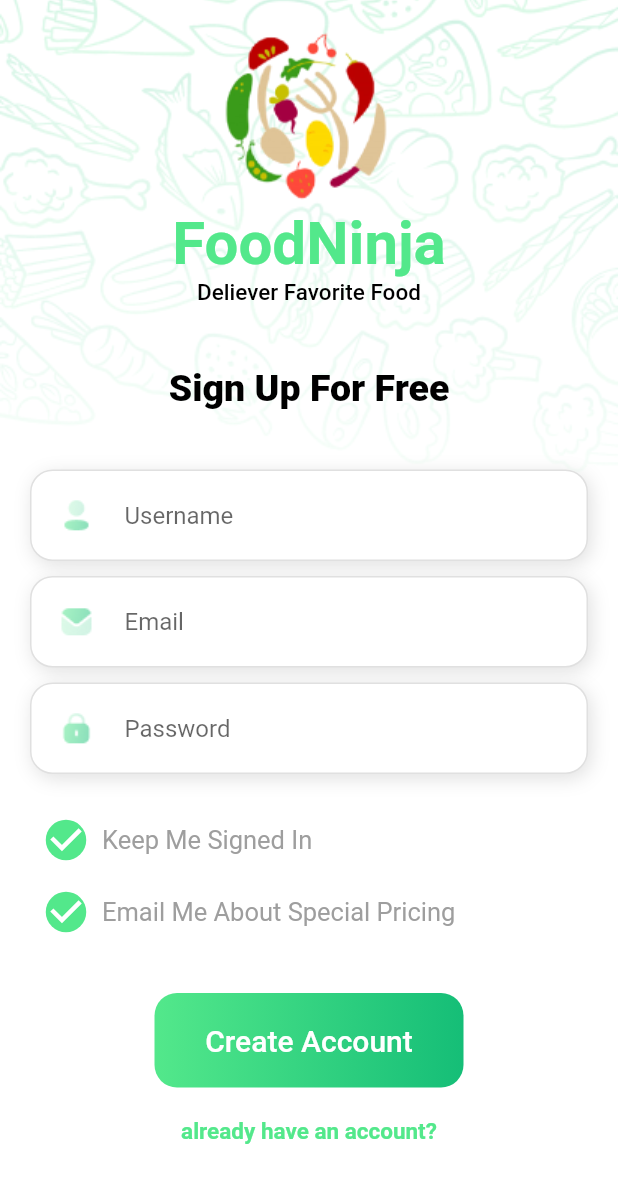
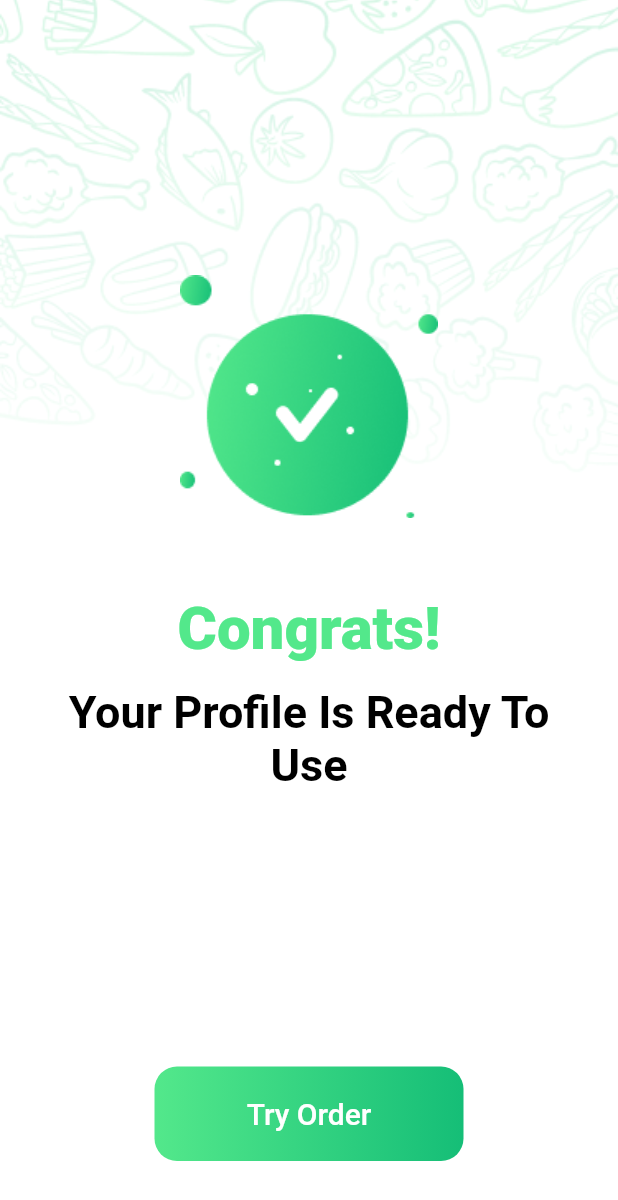
Before and after one commit to fidelity2851/Food_App, a Flutter app: the RegisterScreen screen opened directly, after a tap on "Create Account", on a phone screen of 412 x 824 dp. Shown: the top 1200 px of the screen. Run offline on Flutter 3.47's test engine with Material 2 defaults, Android fonts, the phone set to English and light mode, and no system bars.

Commit message:
Done with Congrats Page

```diff
--- /dev/null
+++ b/lib/screens/congrats_screen.dart
@@ -0,0 +1,53 @@
+import 'package:flutter/material.dart';
+import 'package:food_app/commponents/background_pattern.dart';
+import 'package:food_app/commponents/custom_button.dart';
+import 'package:food_app/utitlity/variables.dart';
+
+class CongratScreen extends StatelessWidget {
+  const CongratScreen({super.key});
+
+  @override
+  Widget build(BuildContext context) {
+    final Size winSize = MediaQuery.of(context).size;
+    return Scaffold(
+      body: BackgroundPattern(
+        winSize: winSize,
+        content: Column(
+          children: [
+            Expanded(
+              child: Column(
+                mainAxisAlignment: MainAxisAlignment.center,
+                children: [
+                  const Image(
+                    image: AssetImage('assets/images/Illustration.png'),
+                  ),
+                  const SizedBox(height: 50),
+                  Text(
+                    'Congrats!',
+                    style: TextStyle(
+                      color: AppColor.Primary,
+                      fontSize: 40,
+                      fontWeight: FontWeight.w800,
+                    ),
+                  ),
+                  const SizedBox(height: 15),
+                  Text(
+                    'Your Profile Is Ready To Use',
+                    textAlign: TextAlign.center,
+                    style: TextStyle(
+                      color: AppColor.Black,
+                      fontSize: 30,
+                      fontWeight: FontWeight.w600,
+                    ),
+                  ),
+                ],
+              ),
+            ),
+            const CustomButton(title: 'Try Order'),
+            const SizedBox(height: 50),
+          ],
+        ),
+      ),
+    );
+  }
+}
--- a/lib/screens/register_screen.dart
+++ b/lib/screens/register_screen.dart
@@ -3,6 +3,7 @@ import 'package:food_app/commponents/custom_button.dart';
 import 'package:food_app/commponents/logo.dart';
 import 'package:food_app/commponents/background_pattern.dart';
 import 'package:food_app/commponents/input_box.dart';
+import 'package:food_app/screens/congrats_screen.dart';
 import 'package:food_app/utitlity/variables.dart';
 
 class RegisterScreen extends StatelessWidget {
@@ -182,12 +183,17 @@ class RegisterScreen extends StatelessWidget {
                       color: AppColor.Grey,
                       fontSize: 17,
                     ),
-                  )
+                  ),
                 ],
               ),
               const SizedBox(height: 30),
               GestureDetector(
-                onTap: () {},
+                onTap: () {
+                  Navigator.of(context).push(
+                    MaterialPageRoute(
+                        builder: (context) => const CongratScreen()),
+                  );
+                },
                 child: const CustomButton(
                   title: 'Create Account',
                 ),
```
Also changed, not shown: assets/images/Illustration.png (added).
